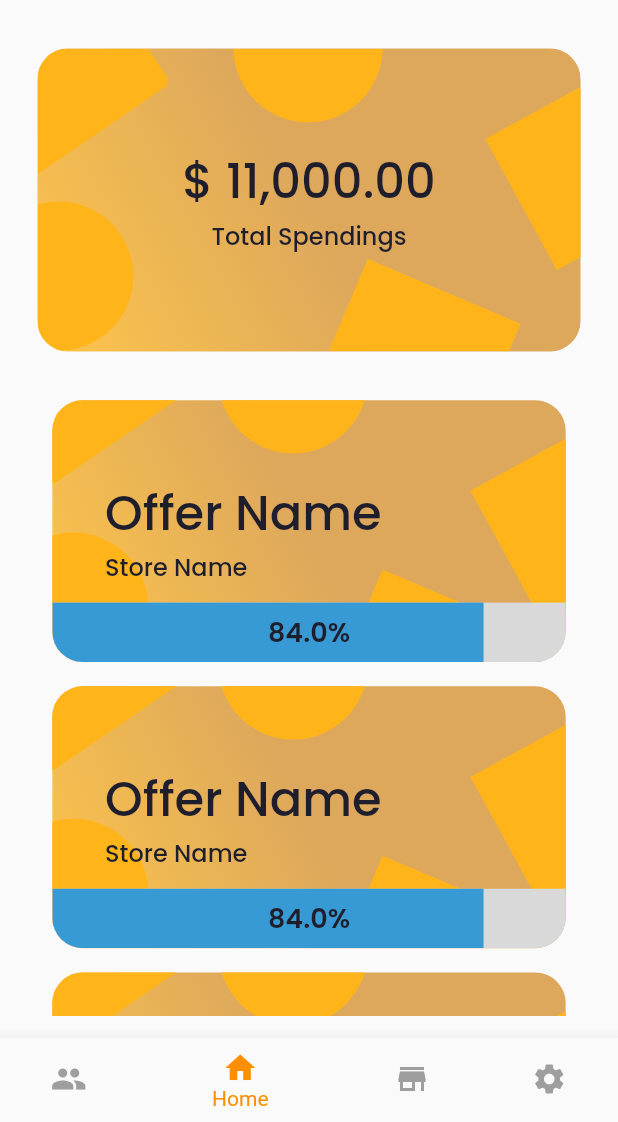
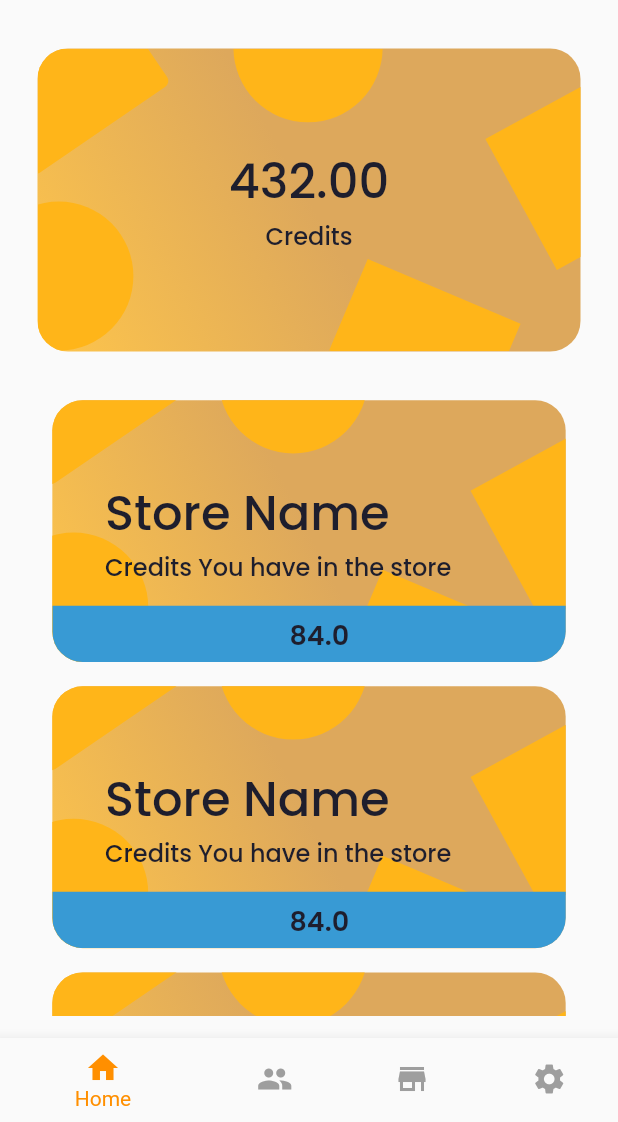
Before and after one commit to Team15-kfupm/myRewards-flutter, a Flutter app: the screen it shows after launch, on a phone screen of 412 x 824 dp, the part 114-1236 px from its top. Run offline on Flutter 3.47's test engine with Material 2 defaults, Android fonts, the phone set to English and light mode, and no system bars; our stand-ins replace another_flushbar, cloud_firestore, email_validator, firebase_auth, fl_chart, flutter_riverpod and 2 more; accounts and stored records are empty.

Commit message:
update name

```diff
--- a/lib/ui/pages/home_page/home_page.dart
+++ b/lib/ui/pages/home_page/home_page.dart
@@ -3,7 +3,7 @@ import 'package:flutter_screenutil/flutter_screenutil.dart';
 import 'package:myrewards_flutter/core/services/auth_services.dart';
 import 'package:myrewards_flutter/ui/pages/home_page/widgets/avatar_with_welcome.dart';
 import 'package:myrewards_flutter/ui/pages/home_page/widgets/offers_list.dart';
-import 'package:myrewards_flutter/ui/pages/home_page/widgets/total_spendings_card.dart';
+import 'package:myrewards_flutter/ui/pages/home_page/widgets/credits_card.dart';
 import 'package:myrewards_flutter/ui/pages/stores_page/stores_page.dart';
 
 import '../../../utils/constants.dart';
@@ -16,13 +16,10 @@ class HomePage extends StatefulWidget {
 }
 
 class _HomePageState extends State<HomePage> {
-  int _selectedIndex = 1;
+  int _selectedIndex = 0;
   @override
   Widget build(BuildContext context) {
     List<Widget> pages = [
-      const Center(
-        child: Text('Comunity Page'),
-      ),
       Padding(
           padding: const EdgeInsets.symmetric(horizontal: 25, vertical: 15),
           child: Column(
@@ -51,12 +48,15 @@ class _HomePageState extends State<HomePage> {
                 ],
               ),
               32.verticalSpace,
-              const TotalSpendings(),
+              const CreditsCard(),
               32.verticalSpace,
               const OffersList(),
             ],
           )),
       const StoresPage(),
+      const Center(
+        child: Text('Statistics Page'),
+      ),
       Center(
         child: InkWell(
             onTap: () => AuthService().signOut(),
@@ -76,16 +76,16 @@ class _HomePageState extends State<HomePage> {
         },
         items: const [
           BottomNavigationBarItem(
-            icon: Icon(Icons.group),
-            label: 'Comunity',
-          ),
-          BottomNavigationBarItem(
             icon: Icon(Icons.home),
             label: 'Home',
           ),
           BottomNavigationBarItem(
+            icon: Icon(Icons.group),
+            label: 'Stores',
+          ),
+          BottomNavigationBarItem(
             icon: Icon(Icons.store),
-            label: 'Stores',
+            label: 'Statistics',
           ),
           BottomNavigationBarItem(
             icon: Icon(Icons.settings),
--- a/lib/ui/pages/home_page/widgets/total_spendings_card.dart
+++ b/lib/ui/pages/home_page/widgets/credits_card.dart
@@ -2,14 +2,14 @@ import 'package:flutter/material.dart';
 import 'package:flutter_screenutil/flutter_screenutil.dart';
 import 'package:myrewards_flutter/utils/constants.dart';
 
-class TotalSpendings extends StatefulWidget {
-  const TotalSpendings({Key? key}) : super(key: key);
+class CreditsCard extends StatefulWidget {
+  const CreditsCard({Key? key}) : super(key: key);
 
   @override
-  State<TotalSpendings> createState() => _TotalSpendingsState();
+  State<CreditsCard> createState() => _CreditsCardState();
 }
 
-class _TotalSpendingsState extends State<TotalSpendings> {
+class _CreditsCardState extends State<CreditsCard> {
   @override
   Widget build(BuildContext context) {
     return Container(
@@ -105,10 +105,10 @@ class _TotalSpendingsState extends State<TotalSpendings> {
               mainAxisAlignment: MainAxisAlignment.center,
               children: [
                 Text(
-                  '\$ 11,000.00',
+                  '432.00',
                   style: totalSpendingsAmountTextStyle,
                 ),
-                Text('Total Spendings', style: totalSpendingsTextStyle),
+                Text('Credits', style: totalSpendingsTextStyle),
               ],
             ),
           ),
--- a/lib/ui/pages/home_page/widgets/offer_card.dart
+++ b/lib/ui/pages/home_page/widgets/offer_card.dart
@@ -11,7 +11,7 @@ class OfferCard extends StatefulWidget {
 }
 
 class _OfferCardState extends State<OfferCard> {
-  final double _progressPercentage = 84;
+  final double _price = 84;
 
   @override
   Widget build(BuildContext context) {
@@ -104,8 +104,7 @@ class _OfferCardState extends State<OfferCard> {
           ),
           // ProgressIndicator
 
-          _progressPercentage == 100
-              ? Positioned(
+          Positioned(
             bottom: -2.h,
             child: InkWell(
               onTap: () {},
@@ -121,31 +120,13 @@ class _OfferCardState extends State<OfferCard> {
                 ),
                 child: Center(
                   child: Text(
-                          'Claim',
+                    '$_price',
                     style: welcomeNameTextStyle,
                   ),
                 ),
               ),
             ),
-                )
-              : Align(
-                  alignment: Alignment.bottomCenter,
-                  child: Stack(alignment: Alignment.center, children: [
-                    LinearProgressIndicator(
-                      backgroundColor: lightGreyColor,
-                      color: blackColor,
-                      value: _progressPercentage / 100,
-                      valueColor: const AlwaysStoppedAnimation<Color>(
-                          offerCardClaimBackgroundColor),
-                      minHeight: 39.h,
           ),
-                    Text(
-                      '$_progressPercentage%',
-                      style: welcomeNameTextStyle,
-                    ),
-                  ]),
-                ),
-
           Padding(
             padding: EdgeInsets.only(left: 32.w),
             child: Align(
@@ -155,10 +136,11 @@ class _OfferCardState extends State<OfferCard> {
                 crossAxisAlignment: CrossAxisAlignment.start,
                 children: [
                   Text(
-                    'Offer Name',
+                    'Store Name',
                     style: totalSpendingsAmountTextStyle,
                   ),
-                  Text('Store Name', style: totalSpendingsTextStyle),
+                  Text('Credits You have in the store',
+                      style: totalSpendingsTextStyle),
                 ],
               ),
             ),
```
Lines whose indentation alone changed are shown as unchanged.
